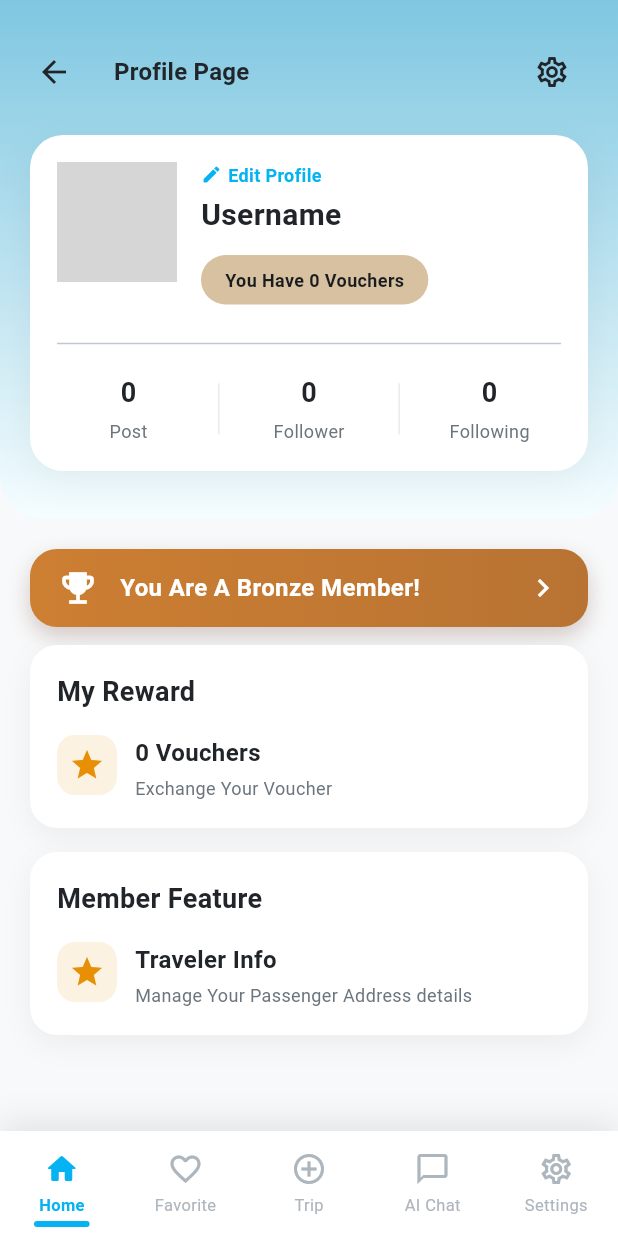
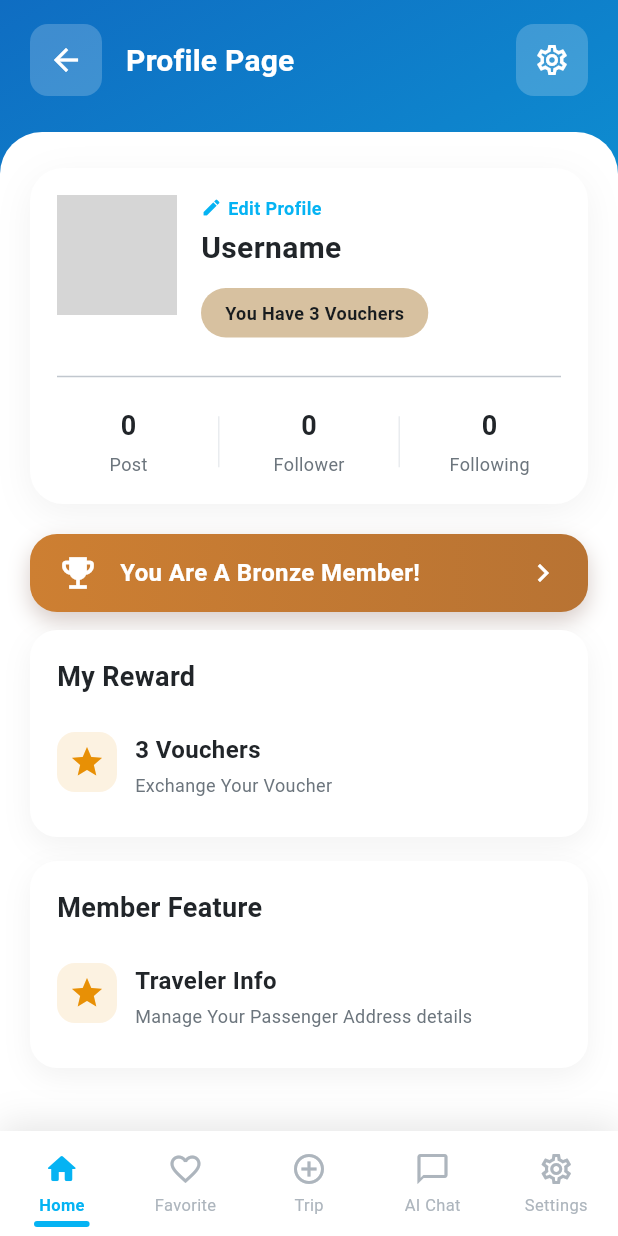
Before and after one commit to Llorente14/Wanderwhale, a Flutter app: the ProfileScreens screen opened directly, on a phone screen of 412 x 824 dp. Run offline on Flutter 3.47's test engine with Material 3 defaults, Android fonts, the phone set to English and light mode, and no system bars; our stand-ins replace cached_network_image, dio, dotted_line, firebase_auth, firebase_core, flutter_riverpod and 3 more; accounts and stored records are empty; network calls fail; Roboto replaces fonts that are missing (SF Pro Display); grey boxes are pictures that could not be loaded.

Commit message:
update profile page

```diff
--- a/flutter_app/lib/providers/discount_providers.dart
+++ b/flutter_app/lib/providers/discount_providers.dart
@@ -88,3 +88,41 @@ final priceWithDiscountProvider = Provider.family<double, double>((ref, original
   }
   return selectedDiscount.calculateFinalPrice(originalPrice);
 });
+
+// ============================================================================
+// MOCK DATA
+// ============================================================================
+
+final List<DiscountModel> mockDiscounts = [
+  DiscountModel(
+    id: '1',
+    title: 'Diskon Hotel Hingga 40%',
+    code: 'STAYCOZY40',
+    description: 'Berlaku untuk minimal 2 malam di seluruh Asia Tenggara.',
+    imageUrl: 'https://images.unsplash.com/photo-1566073771259-6a8506099945?w=800&q=80',
+    discountPercentage: 40.0,
+    discountType: 'hotel',
+  ),
+  DiscountModel(
+    id: '2',
+    title: 'Flash Sale Penerbangan',
+    code: 'FLYFAST25',
+    description: 'Promo akhir pekan untuk rute domestik pilihan.',
+    imageUrl: 'https://images.unsplash.com/photo-1436491865332-7a61a109cc05?w=800&q=80',
+    discountPercentage: 25.0,
+    discountType: 'flight',
+  ),
+  DiscountModel(
+    id: '3',
+    title: 'Voucher Aktivitas 15%',
+    code: 'FUNTRIP15',
+    description: 'Nikmati tur lokal, kuliner, hingga tiket atraksi.',
+    imageUrl: 'https://images.unsplash.com/photo-1506905925346-21bda4d32df4?w=800&q=80',
+    discountPercentage: 15.0,
+    discountType: 'activity',
+  ),
+];
+
+final availableDiscountsProvider = Provider<List<DiscountModel>>((ref) {
+  return mockDiscounts;
+});
--- a/flutter_app/lib/screens/user/profile_screens.dart
+++ b/flutter_app/lib/screens/user/profile_screens.dart
@@ -3,9 +3,11 @@
 
 import '../../core/theme/app_colors.dart';
 import '../../models/user_profile.dart';
+import '../../providers/discount_providers.dart';
 import '../../widgets/common/custom_bottom_nav.dart';
 import '../main/home_screen.dart';
 import '../main/settings_screen.dart';
+import '../discount/discount_page.dart';
 import 'edit_profile.dart';
 
 /// Static profile screen that mimics the provided wireframe.
@@ -30,28 +32,63 @@
     followingCount: 0,
   );
 
+  static void _navigateToVoucherPage(BuildContext context) {
+    Navigator.push(
+      context,
+      MaterialPageRoute(
+        builder: (context) => const DiscountPage(),
+      ),
+    );
+  }
+
   @override
   Widget build(BuildContext context, WidgetRef ref) {
+    final discounts = ref.watch(availableDiscountsProvider);
+
     return Scaffold(
-      backgroundColor: AppColors.gray0,
-      body: SafeArea(
+      body: Container(
+        decoration: const BoxDecoration(
+          gradient: LinearGradient(
+            colors: [Color(0xFF0F6DC2), Color(0xFF0BC5EA)],
+            begin: Alignment.topLeft,
+            end: Alignment.bottomRight,
+          ),
+        ),
+        child: SafeArea(
+          child: Column(
+            children: [
+              _ProfileHeader(context: context),
+              Expanded(
+                child: Container(
+                  decoration: const BoxDecoration(
+                    color: AppColors.white,
+                    borderRadius: BorderRadius.only(
+                      topLeft: Radius.circular(28),
+                      topRight: Radius.circular(28),
+                    ),
+                  ),
                   child: SingleChildScrollView(
                     padding: const EdgeInsets.only(bottom: 32),
                     child: Column(
                       crossAxisAlignment: CrossAxisAlignment.stretch,
                       children: [
-              _ProfileHeroSection(profile: _mockProfile),
+                        const SizedBox(height: 24),
+                        Padding(
+                          padding: const EdgeInsets.symmetric(horizontal: 20),
+                          child: _ProfileCard(profile: _mockProfile),
+                        ),
                         const SizedBox(height: 20),
                         _MembershipBanner(level: _mockProfile.membershipLevel),
                         const SizedBox(height: 12),
-              const _InfoCard(
+                        _InfoCard(
                           title: 'My Reward',
                           items: [
                             _InfoCardItem(
                               icon: Icons.star,
                               iconColor: AppColors.warning,
-                    title: '0 Vouchers',
+                              title: '${discounts.length} Vouchers',
                               subtitle: 'Exchange Your Voucher',
+                              onTap: () => _navigateToVoucherPage(context),
                             ),
                           ],
                         ),
@@ -71,44 +108,36 @@
                     ),
                   ),
                 ),
+              ),
+            ],
+          ),
+        ),
+      ),
       bottomNavigationBar: const CustomBottomNav(),
     );
   }
 }
 
-class _ProfileHeroSection extends StatelessWidget {
-  const _ProfileHeroSection({required this.profile});
+class _ProfileHeader extends StatelessWidget {
+  const _ProfileHeader({required this.context});
 
-  final UserProfile profile;
+  final BuildContext context;
 
   @override
   Widget build(BuildContext context) {
     return Container(
-      decoration: const BoxDecoration(
-        gradient: LinearGradient(
-          begin: Alignment.topCenter,
-          end: Alignment.bottomCenter,
-          colors: [
-            AppColors.primaryLight2,
-            AppColors.primaryLight3,
-          ],
+      padding: const EdgeInsets.fromLTRB(20, 16, 20, 24),
+      child: Row(
+        children: [
+          Container(
+            decoration: BoxDecoration(
+              color: Colors.white.withOpacity(0.2),
+              borderRadius: BorderRadius.circular(12),
             ),
-        borderRadius: BorderRadius.only(
-          bottomLeft: Radius.circular(28),
-          bottomRight: Radius.circular(28),
-        ),
-      ),
-      padding: const EdgeInsets.fromLTRB(20, 24, 20, 32),
-      child: Column(
-        children: [
-          Row(
-            children: [
-              Transform.translate(
-                offset: const Offset(-8, 0),
             child: IconButton(
               icon: const Icon(
                 Icons.arrow_back,
-                    color: AppColors.gray5,
+                color: Colors.white,
               ),
               onPressed: () {
                 Navigator.of(context).pushAndRemoveUntil(
@@ -120,17 +149,23 @@
               },
             ),
           ),
-              const SizedBox(width: 8),
+          const SizedBox(width: 16),
           Text(
             'Profile Page',
             style: Theme.of(context).textTheme.titleMedium?.copyWith(
-                      color: AppColors.gray5,
+                  color: Colors.white,
                   fontWeight: FontWeight.w600,
+                  fontSize: 20,
                 ),
           ),
           const Spacer(),
-              IconButton(
-                icon: const Icon(Icons.settings_outlined, color: AppColors.gray5),
+          Container(
+            decoration: BoxDecoration(
+              color: Colors.white.withOpacity(0.2),
+              borderRadius: BorderRadius.circular(12),
+            ),
+            child: IconButton(
+              icon: const Icon(Icons.settings_outlined, color: Colors.white),
               onPressed: () {
                 Navigator.push(
                   context,
@@ -140,10 +175,7 @@
                 );
               },
             ),
-            ],
           ),
-          const SizedBox(height: 18),
-          _ProfileCard(profile: profile),
         ],
       ),
     );
@@ -237,12 +269,17 @@
                         color: const Color(0xFFD7C1A0),
                         borderRadius: BorderRadius.circular(24),
                       ),
-                      child: const Text(
-                        'You Have 0 Vouchers',
-                        style: TextStyle(
+                      child: Consumer(
+                        builder: (context, ref, child) {
+                          final discounts = ref.watch(availableDiscountsProvider);
+                          return Text(
+                            'You Have ${discounts.length} Vouchers',
+                            style: const TextStyle(
                               fontSize: 12,
                               fontWeight: FontWeight.w600,
                             ),
+                          );
+                        },
                       ),
                     ),
                   ],
@@ -421,16 +458,23 @@
     required this.iconColor,
     required this.title,
     required this.subtitle,
+    this.onTap,
   });
 
   final IconData icon;
   final Color iconColor;
   final String title;
   final String subtitle;
+  final VoidCallback? onTap;
 
   @override
   Widget build(BuildContext context) {
-    return Row(
+    return InkWell(
+      onTap: onTap,
+      borderRadius: BorderRadius.circular(12),
+      child: Padding(
+        padding: const EdgeInsets.symmetric(vertical: 8.0),
+        child: Row(
           crossAxisAlignment: CrossAxisAlignment.start,
           children: [
             Container(
@@ -467,6 +511,8 @@
               ),
             ),
           ],
+        ),
+      ),
     );
   }
 }
```
Also changed, not shown: flutter_app/lib/core/config/app_config.dart (line endings or trailing spaces), flutter_app/lib/core/network/api_client.dart (line endings or trailing spaces), flutter_app/lib/widgets/profile_info_tile.dart (line endings or trailing spaces). Lines whose indentation alone changed are shown as unchanged.
